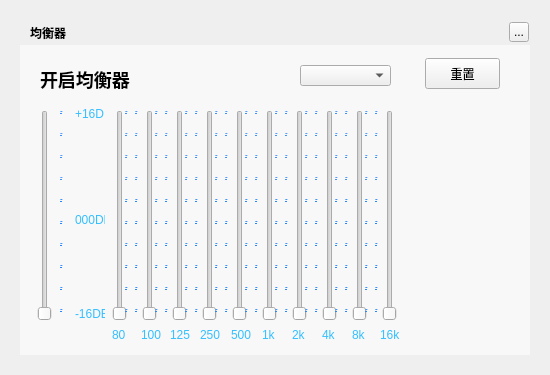
This is TTKMusicPlayer/musicUi/musicWidget/musicequalizerdialog.ui in Greedysky/TTKMusicPlayer as Qt 5 draws it before an edit. The edited form follows.
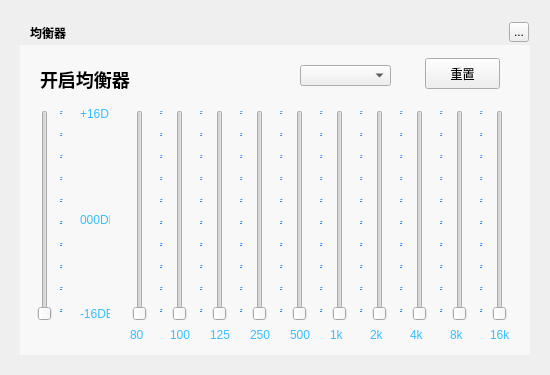
This is the edited form.

Commit message: update new equalizer dialog ui[003125]

```diff
--- a/TTKMusicPlayer/musicUi/musicWidget/musicequalizerdialog.ui
+++ b/TTKMusicPlayer/musicUi/musicWidget/musicequalizerdialog.ui
@@ -71,7 +71,7 @@
   <widget class="QSlider" name="verticalSlider3">
    <property name="geometry">
     <rect>
-     <x>170</x>
+     <x>210</x>
      <y>110</y>
      <width>19</width>
      <height>211</height>
@@ -84,7 +84,7 @@
   <widget class="QSlider" name="verticalSlider4">
    <property name="geometry">
     <rect>
-     <x>200</x>
+     <x>250</x>
      <y>110</y>
      <width>19</width>
      <height>211</height>
@@ -97,7 +97,7 @@
   <widget class="QSlider" name="verticalSlider5">
    <property name="geometry">
     <rect>
-     <x>230</x>
+     <x>290</x>
      <y>110</y>
      <width>19</width>
      <height>211</height>
@@ -110,7 +110,7 @@
   <widget class="QSlider" name="verticalSlider2">
    <property name="geometry">
     <rect>
-     <x>140</x>
+     <x>170</x>
      <y>110</y>
      <width>19</width>
      <height>211</height>
@@ -123,7 +123,7 @@
   <widget class="QSlider" name="verticalSlider7">
    <property name="geometry">
     <rect>
-     <x>290</x>
+     <x>370</x>
      <y>110</y>
      <width>19</width>
      <height>211</height>
@@ -136,7 +136,7 @@
   <widget class="QSlider" name="verticalSlider6">
    <property name="geometry">
     <rect>
-     <x>260</x>
+     <x>330</x>
      <y>110</y>
      <width>19</width>
      <height>211</height>
@@ -149,7 +149,7 @@
   <widget class="QSlider" name="verticalSlider8">
    <property name="geometry">
     <rect>
-     <x>320</x>
+     <x>410</x>
      <y>110</y>
      <width>19</width>
      <height>211</height>
@@ -162,7 +162,7 @@
   <widget class="QSlider" name="verticalSlider9">
    <property name="geometry">
     <rect>
-     <x>350</x>
+     <x>450</x>
      <y>110</y>
      <width>19</width>
      <height>211</height>
@@ -175,7 +175,7 @@
   <widget class="QSlider" name="verticalSlider10">
    <property name="geometry">
     <rect>
-     <x>380</x>
+     <x>490</x>
      <y>110</y>
      <width>19</width>
      <height>211</height>
@@ -188,7 +188,7 @@
   <widget class="QSlider" name="verticalSlider1">
    <property name="geometry">
     <rect>
-     <x>110</x>
+     <x>130</x>
      <y>110</y>
      <width>19</width>
      <height>211</height>
@@ -280,23 +280,7 @@
   <widget class="QLabel" name="showPerArea_3">
    <property name="geometry">
     <rect>
-     <x>125</x>
-     <y>105</y>
-     <width>5</width>
-     <height>220</height>
-    </rect>
-   </property>
-   <property name="styleSheet">
-    <string notr="true">color: rgb(230,115,0);</string>
-   </property>
-   <property name="text">
-    <string>&lt;html&gt;&lt;head/&gt;&lt;body&gt;&lt;p&gt;&lt;span style=&quot; font-size:6pt; font-weight:600; text-decoration: underline; color:#3d91ff;&quot;&gt;-&lt;/span&gt;&lt;/p&gt;&lt;p&gt;&lt;span style=&quot; font-size:6pt; font-weight:600; text-decoration: underline; color:#3d91ff;&quot;&gt;-&lt;/span&gt;&lt;/p&gt;&lt;p&gt;&lt;span style=&quot; font-size:6pt; font-weight:600; text-decoration: underline; color:#3d91ff;&quot;&gt;-&lt;/span&gt;&lt;/p&gt;&lt;p&gt;&lt;span style=&quot; font-size:6pt; font-weight:600; text-decoration: underline; color:#3d91ff;&quot;&gt;-&lt;/span&gt;&lt;/p&gt;&lt;p&gt;&lt;span style=&quot; font-size:6pt; font-weight:600; text-decoration: underline; color:#2587ff;&quot;&gt;-&lt;/span&gt;&lt;/p&gt;&lt;p&gt;&lt;span style=&quot; font-size:6pt; font-weight:600; text-decoration: underline; color:#2587ff;&quot;&gt;-&lt;/span&gt;&lt;/p&gt;&lt;p&gt;&lt;span style=&quot; font-size:6pt; font-weight:600; text-decoration: underline; color:#2587ff;&quot;&gt;-&lt;/span&gt;&lt;/p&gt;&lt;p&gt;&lt;span style=&quot; font-size:6pt; font-weight:600; text-decoration: underline; color:#2587ff;&quot;&gt;-&lt;/span&gt;&lt;/p&gt;&lt;p&gt;&lt;span style=&quot; font-size:6pt; font-weight:600; text-decoration: underline; color:#2587ff;&quot;&gt;-&lt;/span&gt;&lt;/p&gt;&lt;p&gt;&lt;span style=&quot; font-size:6pt; font-weight:600; text-decoration: underline; color:#2587ff;&quot;&gt;-&lt;/span&gt;&lt;/p&gt;&lt;p&gt;&lt;span style=&quot; font-size:6pt; font-weight:600; text-decoration: underline; color:#2587ff;&quot;&gt;-&lt;/span&gt;&lt;/p&gt;&lt;/body&gt;&lt;/html&gt;</string>
-   </property>
-  </widget>
-  <widget class="QLabel" name="showPerArea_4">
-   <property name="geometry">
-    <rect>
-     <x>135</x>
+     <x>160</x>
      <y>105</y>
      <width>5</width>
      <height>220</height>
@@ -312,23 +296,7 @@
   <widget class="QLabel" name="showPerArea_5">
    <property name="geometry">
     <rect>
-     <x>155</x>
-     <y>105</y>
-     <width>5</width>
-     <height>220</height>
-    </rect>
-   </property>
-   <property name="styleSheet">
-    <string notr="true">color: rgb(230,115,0);</string>
-   </property>
-   <property name="text">
-    <string>&lt;html&gt;&lt;head/&gt;&lt;body&gt;&lt;p&gt;&lt;span style=&quot; font-size:6pt; font-weight:600; text-decoration: underline; color:#3d91ff;&quot;&gt;-&lt;/span&gt;&lt;/p&gt;&lt;p&gt;&lt;span style=&quot; font-size:6pt; font-weight:600; text-decoration: underline; color:#3d91ff;&quot;&gt;-&lt;/span&gt;&lt;/p&gt;&lt;p&gt;&lt;span style=&quot; font-size:6pt; font-weight:600; text-decoration: underline; color:#3d91ff;&quot;&gt;-&lt;/span&gt;&lt;/p&gt;&lt;p&gt;&lt;span style=&quot; font-size:6pt; font-weight:600; text-decoration: underline; color:#3d91ff;&quot;&gt;-&lt;/span&gt;&lt;/p&gt;&lt;p&gt;&lt;span style=&quot; font-size:6pt; font-weight:600; text-decoration: underline; color:#2587ff;&quot;&gt;-&lt;/span&gt;&lt;/p&gt;&lt;p&gt;&lt;span style=&quot; font-size:6pt; font-weight:600; text-decoration: underline; color:#2587ff;&quot;&gt;-&lt;/span&gt;&lt;/p&gt;&lt;p&gt;&lt;span style=&quot; font-size:6pt; font-weight:600; text-decoration: underline; color:#2587ff;&quot;&gt;-&lt;/span&gt;&lt;/p&gt;&lt;p&gt;&lt;span style=&quot; font-size:6pt; font-weight:600; text-decoration: underline; color:#2587ff;&quot;&gt;-&lt;/span&gt;&lt;/p&gt;&lt;p&gt;&lt;span style=&quot; font-size:6pt; font-weight:600; text-decoration: underline; color:#2587ff;&quot;&gt;-&lt;/span&gt;&lt;/p&gt;&lt;p&gt;&lt;span style=&quot; font-size:6pt; font-weight:600; text-decoration: underline; color:#2587ff;&quot;&gt;-&lt;/span&gt;&lt;/p&gt;&lt;p&gt;&lt;span style=&quot; font-size:6pt; font-weight:600; text-decoration: underline; color:#2587ff;&quot;&gt;-&lt;/span&gt;&lt;/p&gt;&lt;/body&gt;&lt;/html&gt;</string>
-   </property>
-  </widget>
-  <widget class="QLabel" name="showPerArea_6">
-   <property name="geometry">
-    <rect>
-     <x>165</x>
+     <x>200</x>
      <y>105</y>
      <width>5</width>
      <height>220</height>
@@ -344,23 +312,7 @@
   <widget class="QLabel" name="showPerArea_7">
    <property name="geometry">
     <rect>
-     <x>185</x>
-     <y>105</y>
-     <width>5</width>
-     <height>220</height>
-    </rect>
-   </property>
-   <property name="styleSheet">
-    <string notr="true">color: rgb(230,115,0);</string>
-   </property>
-   <property name="text">
-    <string>&lt;html&gt;&lt;head/&gt;&lt;body&gt;&lt;p&gt;&lt;span style=&quot; font-size:6pt; font-weight:600; text-decoration: underline; color:#3d91ff;&quot;&gt;-&lt;/span&gt;&lt;/p&gt;&lt;p&gt;&lt;span style=&quot; font-size:6pt; font-weight:600; text-decoration: underline; color:#3d91ff;&quot;&gt;-&lt;/span&gt;&lt;/p&gt;&lt;p&gt;&lt;span style=&quot; font-size:6pt; font-weight:600; text-decoration: underline; color:#3d91ff;&quot;&gt;-&lt;/span&gt;&lt;/p&gt;&lt;p&gt;&lt;span style=&quot; font-size:6pt; font-weight:600; text-decoration: underline; color:#3d91ff;&quot;&gt;-&lt;/span&gt;&lt;/p&gt;&lt;p&gt;&lt;span style=&quot; font-size:6pt; font-weight:600; text-decoration: underline; color:#2587ff;&quot;&gt;-&lt;/span&gt;&lt;/p&gt;&lt;p&gt;&lt;span style=&quot; font-size:6pt; font-weight:600; text-decoration: underline; color:#2587ff;&quot;&gt;-&lt;/span&gt;&lt;/p&gt;&lt;p&gt;&lt;span style=&quot; font-size:6pt; font-weight:600; text-decoration: underline; color:#2587ff;&quot;&gt;-&lt;/span&gt;&lt;/p&gt;&lt;p&gt;&lt;span style=&quot; font-size:6pt; font-weight:600; text-decoration: underline; color:#2587ff;&quot;&gt;-&lt;/span&gt;&lt;/p&gt;&lt;p&gt;&lt;span style=&quot; font-size:6pt; font-weight:600; text-decoration: underline; color:#2587ff;&quot;&gt;-&lt;/span&gt;&lt;/p&gt;&lt;p&gt;&lt;span style=&quot; font-size:6pt; font-weight:600; text-decoration: underline; color:#2587ff;&quot;&gt;-&lt;/span&gt;&lt;/p&gt;&lt;p&gt;&lt;span style=&quot; font-size:6pt; font-weight:600; text-decoration: underline; color:#2587ff;&quot;&gt;-&lt;/span&gt;&lt;/p&gt;&lt;/body&gt;&lt;/html&gt;</string>
-   </property>
-  </widget>
-  <widget class="QLabel" name="showPerArea_8">
-   <property name="geometry">
-    <rect>
-     <x>195</x>
+     <x>240</x>
      <y>105</y>
      <width>5</width>
      <height>220</height>
@@ -376,23 +328,7 @@
   <widget class="QLabel" name="showPerArea_9">
    <property name="geometry">
     <rect>
-     <x>215</x>
-     <y>105</y>
-     <width>5</width>
-     <height>220</height>
-    </rect>
-   </property>
-   <property name="styleSheet">
-    <string notr="true">color: rgb(230,115,0);</string>
-   </property>
-   <property name="text">
-    <string>&lt;html&gt;&lt;head/&gt;&lt;body&gt;&lt;p&gt;&lt;span style=&quot; font-size:6pt; font-weight:600; text-decoration: underline; color:#3d91ff;&quot;&gt;-&lt;/span&gt;&lt;/p&gt;&lt;p&gt;&lt;span style=&quot; font-size:6pt; font-weight:600; text-decoration: underline; color:#3d91ff;&quot;&gt;-&lt;/span&gt;&lt;/p&gt;&lt;p&gt;&lt;span style=&quot; font-size:6pt; font-weight:600; text-decoration: underline; color:#3d91ff;&quot;&gt;-&lt;/span&gt;&lt;/p&gt;&lt;p&gt;&lt;span style=&quot; font-size:6pt; font-weight:600; text-decoration: underline; color:#3d91ff;&quot;&gt;-&lt;/span&gt;&lt;/p&gt;&lt;p&gt;&lt;span style=&quot; font-size:6pt; font-weight:600; text-decoration: underline; color:#2587ff;&quot;&gt;-&lt;/span&gt;&lt;/p&gt;&lt;p&gt;&lt;span style=&quot; font-size:6pt; font-weight:600; text-decoration: underline; color:#2587ff;&quot;&gt;-&lt;/span&gt;&lt;/p&gt;&lt;p&gt;&lt;span style=&quot; font-size:6pt; font-weight:600; text-decoration: underline; color:#2587ff;&quot;&gt;-&lt;/span&gt;&lt;/p&gt;&lt;p&gt;&lt;span style=&quot; font-size:6pt; font-weight:600; text-decoration: underline; color:#2587ff;&quot;&gt;-&lt;/span&gt;&lt;/p&gt;&lt;p&gt;&lt;span style=&quot; font-size:6pt; font-weight:600; text-decoration: underline; color:#2587ff;&quot;&gt;-&lt;/span&gt;&lt;/p&gt;&lt;p&gt;&lt;span style=&quot; font-size:6pt; font-weight:600; text-decoration: underline; color:#2587ff;&quot;&gt;-&lt;/span&gt;&lt;/p&gt;&lt;p&gt;&lt;span style=&quot; font-size:6pt; font-weight:600; text-decoration: underline; color:#2587ff;&quot;&gt;-&lt;/span&gt;&lt;/p&gt;&lt;/body&gt;&lt;/html&gt;</string>
-   </property>
-  </widget>
-  <widget class="QLabel" name="showPerArea_10">
-   <property name="geometry">
-    <rect>
-     <x>225</x>
+     <x>280</x>
      <y>105</y>
      <width>5</width>
      <height>220</height>
@@ -408,23 +344,7 @@
   <widget class="QLabel" name="showPerArea_11">
    <property name="geometry">
     <rect>
-     <x>245</x>
-     <y>105</y>
-     <width>5</width>
-     <height>220</height>
-    </rect>
-   </property>
-   <property name="styleSheet">
-    <string notr="true">color: rgb(230,115,0);</string>
-   </property>
-   <property name="text">
-    <string>&lt;html&gt;&lt;head/&gt;&lt;body&gt;&lt;p&gt;&lt;span style=&quot; font-size:6pt; font-weight:600; text-decoration: underline; color:#3d91ff;&quot;&gt;-&lt;/span&gt;&lt;/p&gt;&lt;p&gt;&lt;span style=&quot; font-size:6pt; font-weight:600; text-decoration: underline; color:#3d91ff;&quot;&gt;-&lt;/span&gt;&lt;/p&gt;&lt;p&gt;&lt;span style=&quot; font-size:6pt; font-weight:600; text-decoration: underline; color:#3d91ff;&quot;&gt;-&lt;/span&gt;&lt;/p&gt;&lt;p&gt;&lt;span style=&quot; font-size:6pt; font-weight:600; text-decoration: underline; color:#3d91ff;&quot;&gt;-&lt;/span&gt;&lt;/p&gt;&lt;p&gt;&lt;span style=&quot; font-size:6pt; font-weight:600; text-decoration: underline; color:#2587ff;&quot;&gt;-&lt;/span&gt;&lt;/p&gt;&lt;p&gt;&lt;span style=&quot; font-size:6pt; font-weight:600; text-decoration: underline; color:#2587ff;&quot;&gt;-&lt;/span&gt;&lt;/p&gt;&lt;p&gt;&lt;span style=&quot; font-size:6pt; font-weight:600; text-decoration: underline; color:#2587ff;&quot;&gt;-&lt;/span&gt;&lt;/p&gt;&lt;p&gt;&lt;span style=&quot; font-size:6pt; font-weight:600; text-decoration: underline; color:#2587ff;&quot;&gt;-&lt;/span&gt;&lt;/p&gt;&lt;p&gt;&lt;span style=&quot; font-size:6pt; font-weight:600; text-decoration: underline; color:#2587ff;&quot;&gt;-&lt;/span&gt;&lt;/p&gt;&lt;p&gt;&lt;span style=&quot; font-size:6pt; font-weight:600; text-decoration: underline; color:#2587ff;&quot;&gt;-&lt;/span&gt;&lt;/p&gt;&lt;p&gt;&lt;span style=&quot; font-size:6pt; font-weight:600; text-decoration: underline; color:#2587ff;&quot;&gt;-&lt;/span&gt;&lt;/p&gt;&lt;/body&gt;&lt;/html&gt;</string>
-   </property>
-  </widget>
-  <widget class="QLabel" name="showPerArea_12">
-   <property name="geometry">
-    <rect>
-     <x>255</x>
+     <x>320</x>
      <y>105</y>
      <width>5</width>
      <height>220</height>
@@ -440,23 +360,7 @@
   <widget class="QLabel" name="showPerArea_13">
    <property name="geometry">
     <rect>
-     <x>275</x>
-     <y>105</y>
-     <width>5</width>
-     <height>220</height>
-    </rect>
-   </property>
-   <property name="styleSheet">
-    <string notr="true">color: rgb(230,115,0);</string>
-   </property>
-   <property name="text">
-    <string>&lt;html&gt;&lt;head/&gt;&lt;body&gt;&lt;p&gt;&lt;span style=&quot; font-size:6pt; font-weight:600; text-decoration: underline; color:#3d91ff;&quot;&gt;-&lt;/span&gt;&lt;/p&gt;&lt;p&gt;&lt;span style=&quot; font-size:6pt; font-weight:600; text-decoration: underline; color:#3d91ff;&quot;&gt;-&lt;/span&gt;&lt;/p&gt;&lt;p&gt;&lt;span style=&quot; font-size:6pt; font-weight:600; text-decoration: underline; color:#3d91ff;&quot;&gt;-&lt;/span&gt;&lt;/p&gt;&lt;p&gt;&lt;span style=&quot; font-size:6pt; font-weight:600; text-decoration: underline; color:#3d91ff;&quot;&gt;-&lt;/span&gt;&lt;/p&gt;&lt;p&gt;&lt;span style=&quot; font-size:6pt; font-weight:600; text-decoration: underline; color:#2587ff;&quot;&gt;-&lt;/span&gt;&lt;/p&gt;&lt;p&gt;&lt;span style=&quot; font-size:6pt; font-weight:600; text-decoration: underline; color:#2587ff;&quot;&gt;-&lt;/span&gt;&lt;/p&gt;&lt;p&gt;&lt;span style=&quot; font-size:6pt; font-weight:600; text-decoration: underline; color:#2587ff;&quot;&gt;-&lt;/span&gt;&lt;/p&gt;&lt;p&gt;&lt;span style=&quot; font-size:6pt; font-weight:600; text-decoration: underline; color:#2587ff;&quot;&gt;-&lt;/span&gt;&lt;/p&gt;&lt;p&gt;&lt;span style=&quot; font-size:6pt; font-weight:600; text-decoration: underline; color:#2587ff;&quot;&gt;-&lt;/span&gt;&lt;/p&gt;&lt;p&gt;&lt;span style=&quot; font-size:6pt; font-weight:600; text-decoration: underline; color:#2587ff;&quot;&gt;-&lt;/span&gt;&lt;/p&gt;&lt;p&gt;&lt;span style=&quot; font-size:6pt; font-weight:600; text-decoration: underline; color:#2587ff;&quot;&gt;-&lt;/span&gt;&lt;/p&gt;&lt;/body&gt;&lt;/html&gt;</string>
-   </property>
-  </widget>
-  <widget class="QLabel" name="showPerArea_14">
-   <property name="geometry">
-    <rect>
-     <x>285</x>
+     <x>360</x>
      <y>105</y>
      <width>5</width>
      <height>220</height>
@@ -472,39 +376,7 @@
   <widget class="QLabel" name="showPerArea_15">
    <property name="geometry">
     <rect>
-     <x>305</x>
-     <y>105</y>
-     <width>5</width>
-     <height>220</height>
-    </rect>
-   </property>
-   <property name="styleSheet">
-    <string notr="true">color: rgb(230,115,0);</string>
-   </property>
-   <property name="text">
-    <string>&lt;html&gt;&lt;head/&gt;&lt;body&gt;&lt;p&gt;&lt;span style=&quot; font-size:6pt; font-weight:600; text-decoration: underline; color:#3d91ff;&quot;&gt;-&lt;/span&gt;&lt;/p&gt;&lt;p&gt;&lt;span style=&quot; font-size:6pt; font-weight:600; text-decoration: underline; color:#3d91ff;&quot;&gt;-&lt;/span&gt;&lt;/p&gt;&lt;p&gt;&lt;span style=&quot; font-size:6pt; font-weight:600; text-decoration: underline; color:#3d91ff;&quot;&gt;-&lt;/span&gt;&lt;/p&gt;&lt;p&gt;&lt;span style=&quot; font-size:6pt; font-weight:600; text-decoration: underline; color:#3d91ff;&quot;&gt;-&lt;/span&gt;&lt;/p&gt;&lt;p&gt;&lt;span style=&quot; font-size:6pt; font-weight:600; text-decoration: underline; color:#2587ff;&quot;&gt;-&lt;/span&gt;&lt;/p&gt;&lt;p&gt;&lt;span style=&quot; font-size:6pt; font-weight:600; text-decoration: underline; color:#2587ff;&quot;&gt;-&lt;/span&gt;&lt;/p&gt;&lt;p&gt;&lt;span style=&quot; font-size:6pt; font-weight:600; text-decoration: underline; color:#2587ff;&quot;&gt;-&lt;/span&gt;&lt;/p&gt;&lt;p&gt;&lt;span style=&quot; font-size:6pt; font-weight:600; text-decoration: underline; color:#2587ff;&quot;&gt;-&lt;/span&gt;&lt;/p&gt;&lt;p&gt;&lt;span style=&quot; font-size:6pt; font-weight:600; text-decoration: underline; color:#2587ff;&quot;&gt;-&lt;/span&gt;&lt;/p&gt;&lt;p&gt;&lt;span style=&quot; font-size:6pt; font-weight:600; text-decoration: underline; color:#2587ff;&quot;&gt;-&lt;/span&gt;&lt;/p&gt;&lt;p&gt;&lt;span style=&quot; font-size:6pt; font-weight:600; text-decoration: underline; color:#2587ff;&quot;&gt;-&lt;/span&gt;&lt;/p&gt;&lt;/body&gt;&lt;/html&gt;</string>
-   </property>
-  </widget>
-  <widget class="QLabel" name="showPerArea_16">
-   <property name="geometry">
-    <rect>
-     <x>315</x>
-     <y>105</y>
-     <width>5</width>
-     <height>220</height>
-    </rect>
-   </property>
-   <property name="styleSheet">
-    <string notr="true">color: rgb(230,115,0);</string>
-   </property>
-   <property name="text">
-    <string>&lt;html&gt;&lt;head/&gt;&lt;body&gt;&lt;p&gt;&lt;span style=&quot; font-size:6pt; font-weight:600; text-decoration: underline; color:#3d91ff;&quot;&gt;-&lt;/span&gt;&lt;/p&gt;&lt;p&gt;&lt;span style=&quot; font-size:6pt; font-weight:600; text-decoration: underline; color:#3d91ff;&quot;&gt;-&lt;/span&gt;&lt;/p&gt;&lt;p&gt;&lt;span style=&quot; font-size:6pt; font-weight:600; text-decoration: underline; color:#3d91ff;&quot;&gt;-&lt;/span&gt;&lt;/p&gt;&lt;p&gt;&lt;span style=&quot; font-size:6pt; font-weight:600; text-decoration: underline; color:#3d91ff;&quot;&gt;-&lt;/span&gt;&lt;/p&gt;&lt;p&gt;&lt;span style=&quot; font-size:6pt; font-weight:600; text-decoration: underline; color:#2587ff;&quot;&gt;-&lt;/span&gt;&lt;/p&gt;&lt;p&gt;&lt;span style=&quot; font-size:6pt; font-weight:600; text-decoration: underline; color:#2587ff;&quot;&gt;-&lt;/span&gt;&lt;/p&gt;&lt;p&gt;&lt;span style=&quot; font-size:6pt; font-weight:600; text-decoration: underline; color:#2587ff;&quot;&gt;-&lt;/span&gt;&lt;/p&gt;&lt;p&gt;&lt;span style=&quot; font-size:6pt; font-weight:600; text-decoration: underline; color:#2587ff;&quot;&gt;-&lt;/span&gt;&lt;/p&gt;&lt;p&gt;&lt;span style=&quot; font-size:6pt; font-weight:600; text-decoration: underline; color:#2587ff;&quot;&gt;-&lt;/span&gt;&lt;/p&gt;&lt;p&gt;&lt;span style=&quot; font-size:6pt; font-weight:600; text-decoration: underline; color:#2587ff;&quot;&gt;-&lt;/span&gt;&lt;/p&gt;&lt;p&gt;&lt;span style=&quot; font-size:6pt; font-weight:600; text-decoration: underline; color:#2587ff;&quot;&gt;-&lt;/span&gt;&lt;/p&gt;&lt;/body&gt;&lt;/html&gt;</string>
-   </property>
-  </widget>
-  <widget class="QLabel" name="showPerArea_17">
-   <property name="geometry">
-    <rect>
-     <x>335</x>
+     <x>400</x>
      <y>105</y>
      <width>5</width>
      <height>220</height>
@@ -520,23 +392,7 @@
   <widget class="QLabel" name="showPerArea_18">
    <property name="geometry">
     <rect>
-     <x>345</x>
-     <y>105</y>
-     <width>5</width>
-     <height>220</height>
-    </rect>
-   </property>
-   <property name="styleSheet">
-    <string notr="true">color: rgb(230,115,0);</string>
-   </property>
-   <property name="text">
-    <string>&lt;html&gt;&lt;head/&gt;&lt;body&gt;&lt;p&gt;&lt;span style=&quot; font-size:6pt; font-weight:600; text-decoration: underline; color:#3d91ff;&quot;&gt;-&lt;/span&gt;&lt;/p&gt;&lt;p&gt;&lt;span style=&quot; font-size:6pt; font-weight:600; text-decoration: underline; color:#3d91ff;&quot;&gt;-&lt;/span&gt;&lt;/p&gt;&lt;p&gt;&lt;span style=&quot; font-size:6pt; font-weight:600; text-decoration: underline; color:#3d91ff;&quot;&gt;-&lt;/span&gt;&lt;/p&gt;&lt;p&gt;&lt;span style=&quot; font-size:6pt; font-weight:600; text-decoration: underline; color:#3d91ff;&quot;&gt;-&lt;/span&gt;&lt;/p&gt;&lt;p&gt;&lt;span style=&quot; font-size:6pt; font-weight:600; text-decoration: underline; color:#2587ff;&quot;&gt;-&lt;/span&gt;&lt;/p&gt;&lt;p&gt;&lt;span style=&quot; font-size:6pt; font-weight:600; text-decoration: underline; color:#2587ff;&quot;&gt;-&lt;/span&gt;&lt;/p&gt;&lt;p&gt;&lt;span style=&quot; font-size:6pt; font-weight:600; text-decoration: underline; color:#2587ff;&quot;&gt;-&lt;/span&gt;&lt;/p&gt;&lt;p&gt;&lt;span style=&quot; font-size:6pt; font-weight:600; text-decoration: underline; color:#2587ff;&quot;&gt;-&lt;/span&gt;&lt;/p&gt;&lt;p&gt;&lt;span style=&quot; font-size:6pt; font-weight:600; text-decoration: underline; color:#2587ff;&quot;&gt;-&lt;/span&gt;&lt;/p&gt;&lt;p&gt;&lt;span style=&quot; font-size:6pt; font-weight:600; text-decoration: underline; color:#2587ff;&quot;&gt;-&lt;/span&gt;&lt;/p&gt;&lt;p&gt;&lt;span style=&quot; font-size:6pt; font-weight:600; text-decoration: underline; color:#2587ff;&quot;&gt;-&lt;/span&gt;&lt;/p&gt;&lt;/body&gt;&lt;/html&gt;</string>
-   </property>
-  </widget>
-  <widget class="QLabel" name="showPerArea_19">
-   <property name="geometry">
-    <rect>
-     <x>365</x>
+     <x>440</x>
      <y>105</y>
      <width>5</width>
      <height>220</height>
@@ -552,7 +408,7 @@
   <widget class="QLabel" name="showPerArea_20">
    <property name="geometry">
     <rect>
-     <x>375</x>
+     <x>480</x>
      <y>105</y>
      <width>5</width>
      <height>220</height>
@@ -568,7 +424,7 @@
   <widget class="QLabel" name="showPerArea_21">
    <property name="geometry">
     <rect>
-     <x>75</x>
+     <x>80</x>
      <y>84</y>
      <width>30</width>
      <height>261</height>
@@ -584,7 +440,7 @@
   <widget class="QLabel" name="showPerArea_22">
    <property name="geometry">
     <rect>
-     <x>112</x>
+     <x>130</x>
      <y>325</y>
      <width>20</width>
      <height>20</height>
@@ -600,7 +456,7 @@
   <widget class="QLabel" name="showPerArea_23">
    <property name="geometry">
     <rect>
-     <x>141</x>
+     <x>170</x>
      <y>325</y>
      <width>20</width>
      <height>20</height>
@@ -616,7 +472,7 @@
   <widget class="QLabel" name="showPerArea_24">
    <property name="geometry">
     <rect>
-     <x>170</x>
+     <x>210</x>
      <y>325</y>
      <width>20</width>
      <height>20</height>
@@ -632,7 +488,7 @@
   <widget class="QLabel" name="showPerArea_25">
    <property name="geometry">
     <rect>
-     <x>200</x>
+     <x>250</x>
      <y>325</y>
      <width>20</width>
      <height>20</height>
@@ -648,7 +504,7 @@
   <widget class="QLabel" name="showPerArea_26">
    <property name="geometry">
     <rect>
-     <x>231</x>
+     <x>290</x>
      <y>325</y>
      <width>20</width>
      <height>20</height>
@@ -664,7 +520,7 @@
   <widget class="QLabel" name="showPerArea_27">
    <property name="geometry">
     <rect>
-     <x>262</x>
+     <x>330</x>
      <y>325</y>
      <width>20</width>
      <height>20</height>
@@ -680,7 +536,7 @@
   <widget class="QLabel" name="showPerArea_28">
    <property name="geometry">
     <rect>
-     <x>292</x>
+     <x>370</x>
      <y>325</y>
      <width>20</width>
      <height>20</height>
@@ -696,7 +552,7 @@
   <widget class="QLabel" name="showPerArea_29">
    <property name="geometry">
     <rect>
-     <x>322</x>
+     <x>410</x>
      <y>325</y>
      <width>20</width>
      <height>20</height>
@@ -712,7 +568,7 @@
   <widget class="QLabel" name="showPerArea_30">
    <property name="geometry">
     <rect>
-     <x>352</x>
+     <x>450</x>
      <y>325</y>
      <width>20</width>
      <height>20</height>
@@ -728,7 +584,7 @@
   <widget class="QLabel" name="showPerArea_31">
    <property name="geometry">
     <rect>
-     <x>380</x>
+     <x>490</x>
      <y>325</y>
      <width>20</width>
      <height>20</height>
```
Left out of the diff: 9 changed lines with no effect on the pictures.
